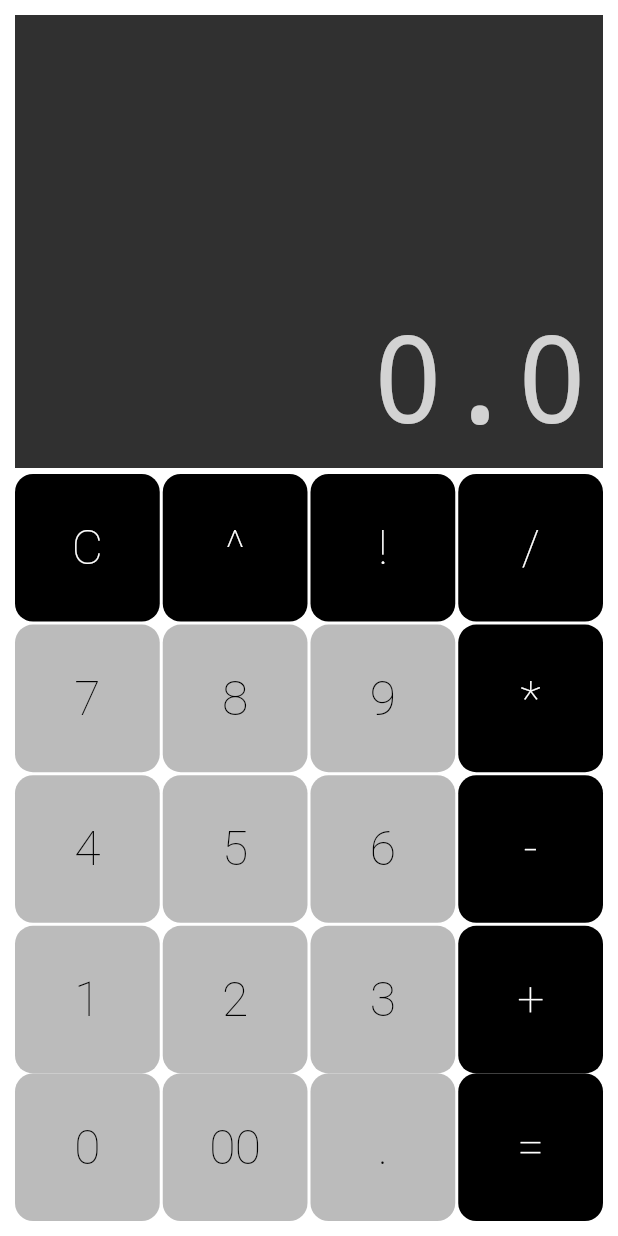
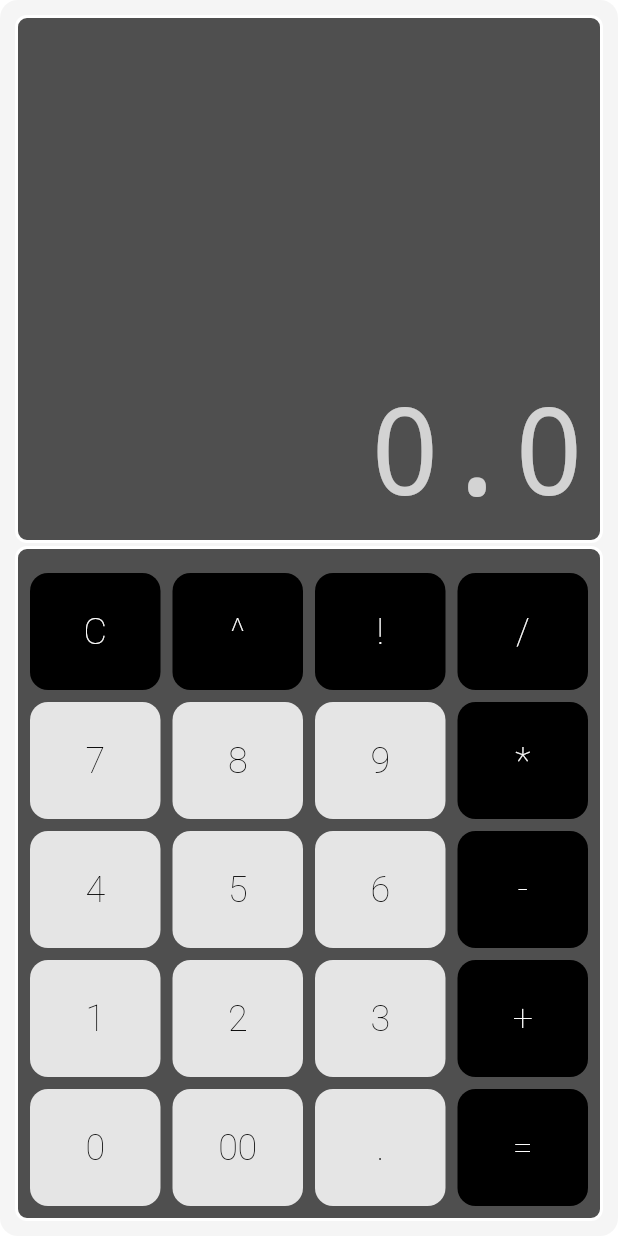
Before and after one commit to DaviF91/Flutter-Calculator, a Flutter app: the screen it shows after launch, on a phone screen of 412 x 824 dp. Run offline on Flutter 3.47's test engine with Material 2 defaults, Android fonts, the phone set to English and light mode, and no system bars; drawn by our look-alikes of auto_size_text.

Commit message:
Ajustes finais layout

```diff
--- a/lib/componentes/botao.dart
+++ b/lib/componentes/botao.dart
@@ -29,7 +29,7 @@ class Botao extends StatelessWidget {
               texto,
               style:  TextStyle(
                 color: corTexto ?? Colors.white,
-                fontSize: 32,
+                fontSize: 24,
                 fontWeight: FontWeight.w100,
               ),
             )));
--- a/lib/componentes/linha_botoes.dart
+++ b/lib/componentes/linha_botoes.dart
@@ -13,7 +13,7 @@ class LinhaBotoes extends StatelessWidget {
           children: botoes.fold(<Widget>[], (lista, elemento) {
             lista.isEmpty
                 ? lista.add(elemento)
-                : lista.addAll([const SizedBox(width: 2), elemento]);
+                : lista.addAll([const SizedBox(width: 8), elemento]);
             return lista;
           }),
         ));
--- a/lib/componentes/teclado.dart
+++ b/lib/componentes/teclado.dart
@@ -7,42 +7,52 @@ class Teclado extends StatelessWidget {
   const Teclado(this.callback, {super.key});
   @override
   Widget build(BuildContext context) {
-    return SizedBox(
-      height: 500,
+    return Container(
+      decoration: BoxDecoration(
+          color: Color.fromARGB(255, 79, 79, 79),
+          border: Border.all(
+            color: Colors.white, // Cor da borda
+            width: 2.0, // Largura da borda
+          ),
+          borderRadius: BorderRadius.circular(8.0), // Border radius
+        ),
+      height: 450,
+      padding: const EdgeInsets.all(8.0),
       child: Column(
         children: <Widget>[
-          const SizedBox(height: 2),
+          const SizedBox(height: 8),
           LinhaBotoes([
             Botao(texto: 'C', cor: Colors.black, callback: callback),
             Botao(texto: '^', cor: Colors.black, callback: callback),
             Botao(texto: '!', cor: Colors.black, callback: callback),
             Botao(texto: '/', cor: Colors.black, callback: callback),
           ]),
-          const SizedBox(height: 2),
+          const SizedBox(height: 8),
           LinhaBotoes([
-            Botao(texto: '7', cor: Color.fromARGB(255, 187, 187, 187), corTexto: Colors.black, callback: callback),
-            Botao(texto: '8', cor: Color.fromARGB(255, 187, 187, 187), corTexto: Colors.black, callback: callback),
-            Botao(texto: '9', cor: Color.fromARGB(255, 187, 187, 187), corTexto: Colors.black, callback: callback),
+            Botao(texto: '7', cor: Color.fromARGB(255, 229, 229, 229), corTexto: Colors.black, callback: callback),
+            Botao(texto: '8', cor: Color.fromARGB(255, 229, 229, 229), corTexto: Colors.black, callback: callback),
+            Botao(texto: '9', cor: Color.fromARGB(255, 229, 229, 229), corTexto: Colors.black, callback: callback),
             Botao(texto: '*', cor: Colors.black, callback: callback),
           ]),
-          const SizedBox(height: 2),
+          const SizedBox(height: 8),
           LinhaBotoes([
-            Botao(texto: '4', cor: Color.fromARGB(255, 187, 187, 187), corTexto: Colors.black, callback: callback),
-            Botao(texto: '5', cor: Color.fromARGB(255, 187, 187, 187), corTexto: Colors.black, callback: callback),
-            Botao(texto: '6', cor: Color.fromARGB(255, 187, 187, 187), corTexto: Colors.black, callback: callback),
+            Botao(texto: '4', cor: Color.fromARGB(255, 229, 229, 229), corTexto: Colors.black, callback: callback),
+            Botao(texto: '5', cor: Color.fromARGB(255, 229, 229, 229), corTexto: Colors.black, callback: callback),
+            Botao(texto: '6', cor: Color.fromARGB(255, 229, 229, 229), corTexto: Colors.black, callback: callback),
             Botao(texto: '-', cor: Colors.black, callback: callback),
           ]),
-          const SizedBox(height: 2),
+          const SizedBox(height: 8),
           LinhaBotoes([
-            Botao(texto: '1', cor: Color.fromARGB(255, 187, 187, 187), corTexto: Colors.black, callback: callback),
-            Botao(texto: '2', cor: Color.fromARGB(255, 187, 187, 187), corTexto: Colors.black, callback: callback),
-            Botao(texto: '3', cor: Color.fromARGB(255, 187, 187, 187), corTexto: Colors.black, callback: callback),
+            Botao(texto: '1', cor: Color.fromARGB(255, 229, 229, 229), corTexto: Colors.black, callback: callback),
+            Botao(texto: '2', cor: Color.fromARGB(255, 229, 229, 229), corTexto: Colors.black, callback: callback),
+            Botao(texto: '3', cor: Color.fromARGB(255, 229, 229, 229), corTexto: Colors.black, callback: callback),
             Botao(texto: '+', cor: Colors.black, callback: callback),
           ]),
+          const SizedBox(height: 8),
           LinhaBotoes([
-            Botao(texto: '0', cor: Color.fromARGB(255, 187, 187, 187), corTexto: Colors.black, callback: callback),
-            Botao(texto: '00', cor: Color.fromARGB(255, 187, 187, 187), corTexto: Colors.black, callback: callback),
-            Botao(texto: '.', cor: Color.fromARGB(255, 187, 187, 187), corTexto: Colors.black, callback: callback),
+            Botao(texto: '0', cor: Color.fromARGB(255, 229, 229, 229), corTexto: Colors.black, callback: callback),
+            Botao(texto: '00', cor: Color.fromARGB(255, 229, 229, 229), corTexto: Colors.black, callback: callback),
+            Botao(texto: '.', cor: Color.fromARGB(255, 229, 229, 229), corTexto: Colors.black, callback: callback),
             Botao(texto: '=', cor: Colors.black, callback: callback),
           ]),
         ],
--- a/lib/componentes/visor.dart
+++ b/lib/componentes/visor.dart
@@ -9,7 +9,15 @@ class Visor extends StatelessWidget {
     return Expanded(
       flex: 1, // ocupar toda a altura da tela
       child: Container(
-        color: const Color.fromRGBO(48, 48, 48, 1),
+
+        decoration: BoxDecoration(
+          color: Color.fromARGB(255, 79, 79, 79),
+          border: Border.all(
+            color: Colors.white, // Cor da borda
+            width: 2.0, // Largura da borda
+          ),
+          borderRadius: BorderRadius.circular(8.0), // Border radius
+        ),
         child: Column(
           // mover texto para baixo
           mainAxisAlignment: MainAxisAlignment.end,
--- a/lib/telas/calculadora.dart
+++ b/lib/telas/calculadora.dart
@@ -30,6 +30,10 @@ class Calculatora extends StatefulWidget {
     return MaterialApp(
       home: Container(
         padding: const EdgeInsets.all(10.0),
+        decoration: BoxDecoration(
+          borderRadius: BorderRadius.circular(12.0), // Adicionando border-radius
+          color: Colors.grey[100], // Cor de fundo do contêiner
+        ),
         child: Column(
           children: <Widget>[
             Visor(memoria.valorNoVisor),
```
